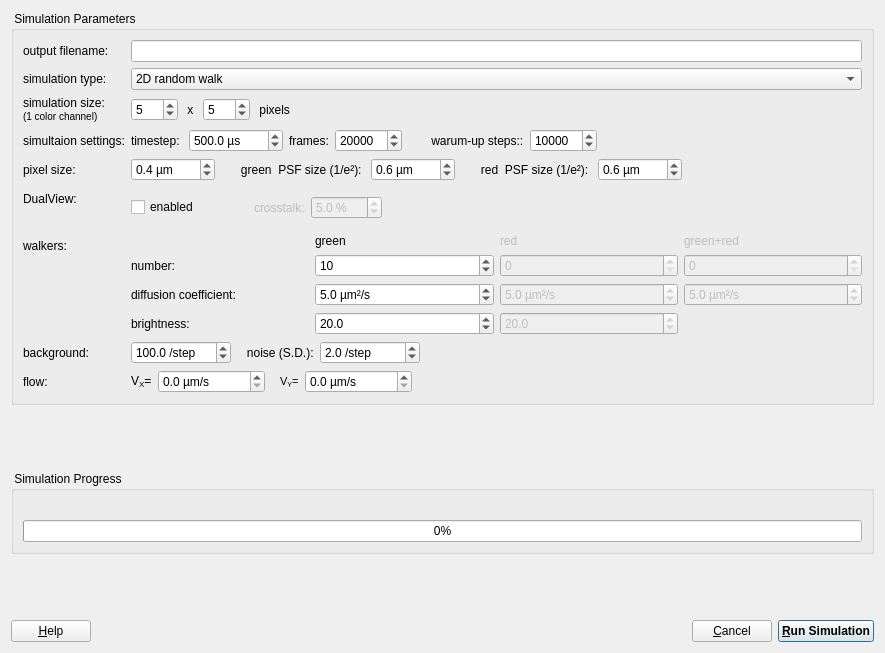
jkriege2/QuickFit3, file plugins/imagingfcs/qfrdrimagingfcssimulator.ui: the form before one commit.
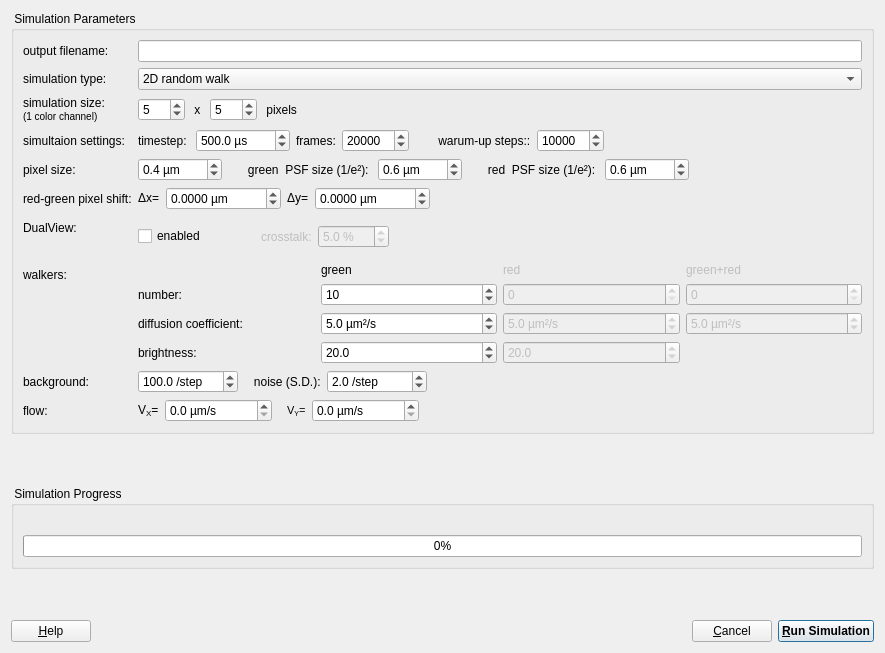
The form after the commit. Icons and pictures are not drawn. Custom widgets are drawn as their Qt base class.

Commit message: QuickFit3/imFCS: added lateral shift to simulation (STILL TO BE TESTED!)

The edit to the form file:
```diff
--- a/plugins/imagingfcs/qfrdrimagingfcssimulator.ui
+++ b/plugins/imagingfcs/qfrdrimagingfcssimulator.ui
@@ -123,14 +123,14 @@
         </property>
        </widget>
       </item>
-      <item row="10" column="0">
+      <item row="11" column="0">
        <widget class="QLabel" name="label_3">
         <property name="text">
          <string>flow:</string>
         </property>
        </widget>
       </item>
-      <item row="8" column="1">
+      <item row="9" column="1">
        <layout class="QGridLayout" name="gridLayout">
         <item row="0" column="2">
          <widget class="QLabel" name="label_11">
@@ -316,21 +316,21 @@
         </item>
        </layout>
       </item>
-      <item row="8" column="0">
+      <item row="9" column="0">
        <widget class="QLabel" name="label_9">
         <property name="text">
          <string>walkers:</string>
         </property>
        </widget>
       </item>
-      <item row="6" column="0">
+      <item row="7" column="0">
        <widget class="QLabel" name="label_14">
         <property name="text">
          <string>DualView:</string>
         </property>
        </widget>
       </item>
-      <item row="10" column="1">
+      <item row="11" column="1">
        <layout class="QHBoxLayout" name="horizontalLayout_3">
         <item>
          <widget class="QLabel" name="label_15">
@@ -580,14 +580,14 @@
         </item>
        </layout>
       </item>
-      <item row="9" column="0">
+      <item row="10" column="0">
        <widget class="QLabel" name="label_20">
         <property name="text">
          <string>background:</string>
         </property>
        </widget>
       </item>
-      <item row="9" column="1">
+      <item row="10" column="1">
        <layout class="QHBoxLayout" name="horizontalLayout_6">
         <item>
          <widget class="QDoubleSpinBox" name="spinBackground">
@@ -656,7 +656,7 @@
         </property>
        </widget>
       </item>
-      <item row="6" column="1">
+      <item row="7" column="1">
        <layout class="QHBoxLayout" name="horizontalLayout_7">
         <item>
          <widget class="QCheckBox" name="chkDualView">
@@ -731,6 +731,82 @@
         </item>
        </layout>
       </item>
+      <item row="6" column="0">
+       <widget class="QLabel" name="label_27">
+        <property name="text">
+         <string>red-green pixel shift:</string>
+        </property>
+       </widget>
+      </item>
+      <item row="6" column="1">
+       <layout class="QHBoxLayout" name="horizontalLayout_9">
+        <item>
+         <widget class="QLabel" name="label_28">
+          <property name="text">
+           <string>&amp;Delta;x=</string>
+          </property>
+          <property name="textFormat">
+           <enum>Qt::RichText</enum>
+          </property>
+         </widget>
+        </item>
+        <item>
+         <widget class="QDoubleSpinBox" name="spinDeltaX">
+          <property name="suffix">
+           <string> µm</string>
+          </property>
+          <property name="decimals">
+           <number>4</number>
+          </property>
+          <property name="minimum">
+           <double>-10000.000000000000000</double>
+          </property>
+          <property name="maximum">
+           <double>10000.000000000000000</double>
+          </property>
+         </widget>
+        </item>
+        <item>
+         <widget class="QLabel" name="label_29">
+          <property name="text">
+           <string>&amp;Delta;y=</string>
+          </property>
+          <property name="textFormat">
+           <enum>Qt::RichText</enum>
+          </property>
+         </widget>
+        </item>
+        <item>
+         <widget class="QDoubleSpinBox" name="spinDeltaY">
+          <property name="suffix">
+           <string> µm</string>
+          </property>
+          <property name="decimals">
+           <number>4</number>
+          </property>
+          <property name="minimum">
+           <double>-10000.000000000000000</double>
+          </property>
+          <property name="maximum">
+           <double>10000.000000000000000</double>
+          </property>
+         </widget>
+        </item>
+        <item>
+         <spacer name="horizontalSpacer_9">
+          <property name="orientation">
+           <enum>Qt::Horizontal</enum>
+          </property>
+          <property name="sizeHint" stdset="0">
+           <size>
+            <width>40</width>
+            <height>20</height>
+           </size>
+          </property>
+         </spacer>
+        </item>
+       </layout>
+      </item>
      </layout>
     </widget>
    </item>
```
The commit also changes 3 other files.
